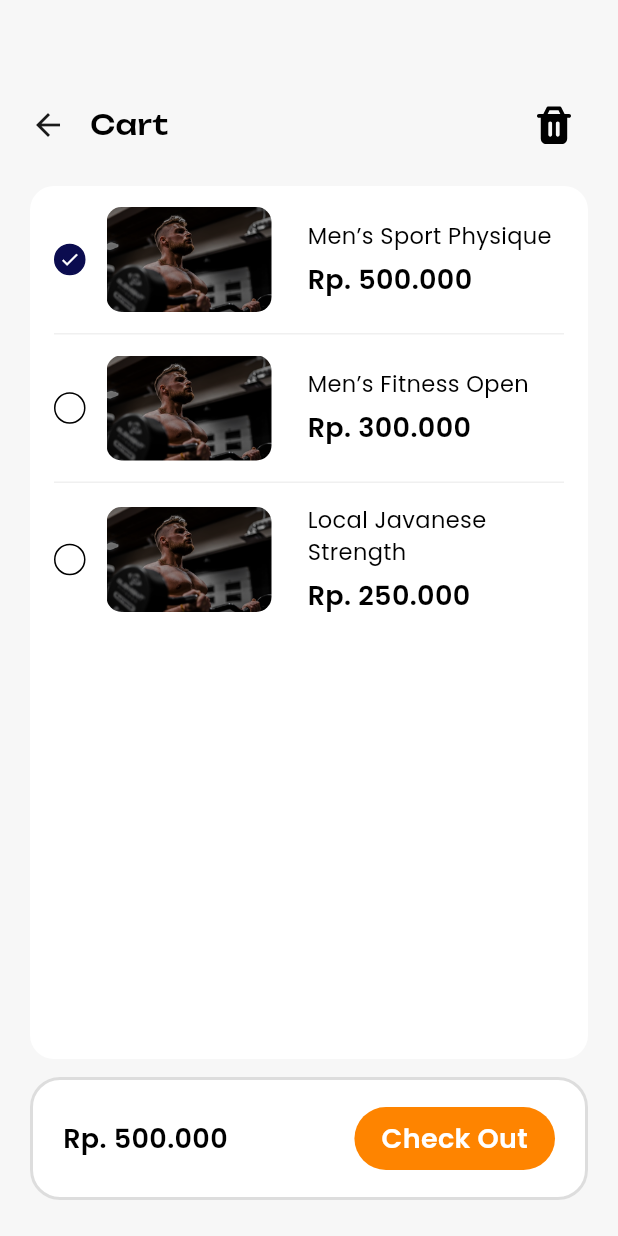
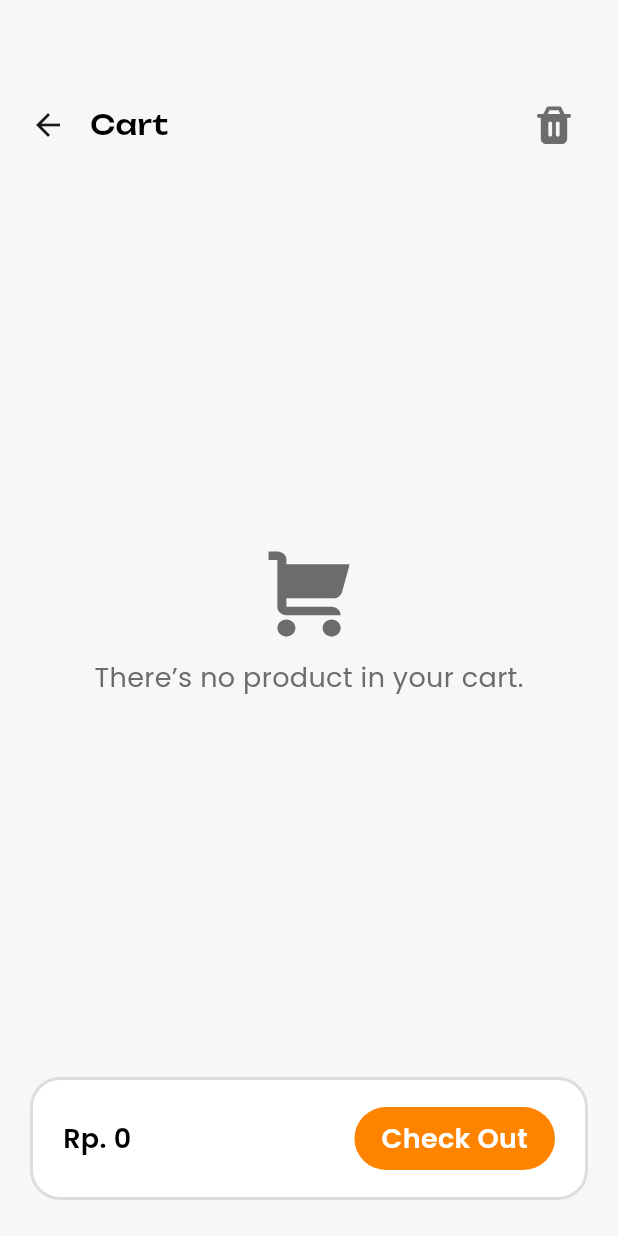
Before and after one commit to RiskyDwiyanti/ads-project, a Flutter app: the CartView screen opened by its route, on a phone screen of 412 x 824 dp. Run offline on Flutter 3.47's test engine with Material 3 defaults, Android fonts, the phone set to English and light mode, and no system bars; our stand-ins replace flutter_svg, get, google_fonts, hive_flutter, shared_preferences; accounts and stored records are empty.

Commit message:
revisi cart page

```diff
--- a/lib/app/modules/cart/controllers/cart_controller.dart
+++ b/lib/app/modules/cart/controllers/cart_controller.dart
@@ -5,27 +5,27 @@ class CartController extends GetxController {
   var selectedIds = <String>{}.obs;
 
   final cartItems = <Map<String, dynamic>>[
-    {
-      'id' : '1',
-      'title' : "Men’s Sport Physique",
-      'price' : 500000,
-      'pricelabel' : 'Rp. 500.000',
-      'image' : 'assets/image/class1.png',
-    },
-    {
-      'id' : '2',
-      'title' : "Men’s Fitness Open",
-      'price' : 300000,
-      'pricelabel' : 'Rp. 300.000',
-      'image' : 'assets/image/class1.png',
-    },
-    {
-      'id' : '3',
-      'title' : "Local Javanese Strength",
-      'price' : 250000,
-      'pricelabel' : 'Rp. 250.000',
-      'image' : 'assets/image/class1.png',
-    },
+    // {
+    //   'id' : '1',
+    //   'title' : "Men’s Sport Physique",
+    //   'price' : 500000,
+    //   'pricelabel' : 'Rp. 500.000',
+    //   'image' : 'assets/image/class1.png',
+    // },
+    // {
+    //   'id' : '2',
+    //   'title' : "Men’s Fitness Open",
+    //   'price' : 300000,
+    //   'pricelabel' : 'Rp. 300.000',
+    //   'image' : 'assets/image/class1.png',
+    // },
+    // {
+    //   'id' : '3',
+    //   'title' : "Local Javanese Strength",
+    //   'price' : 250000,
+    //   'pricelabel' : 'Rp. 250.000',
+    //   'image' : 'assets/image/class1.png',
+    // },
   ].obs;
 
   @override
--- a/lib/app/modules/cart/views/cart_view.dart
+++ b/lib/app/modules/cart/views/cart_view.dart
@@ -40,6 +40,7 @@ class CartView extends GetView<CartController> {
                         'assets/icons/trash_icon.svg',
                         height: 26,
                         width: 26,
+                        color: controller.cartItems.isEmpty ? AppColors.grey : AppColors.black,
                       ),
                     ),
                   ),
@@ -61,6 +62,7 @@ class CartView extends GetView<CartController> {
                           'assets/icons/cart_icon.svg',
                           height: 62,
                           width: 65,
+                          color: AppColors.grey,
                         ),
                         const SizedBox(height: 12,),
                         Text('There’s no product in your cart.', style: AppText.Subheading.copyWith(color: AppColors.grey),),
```
